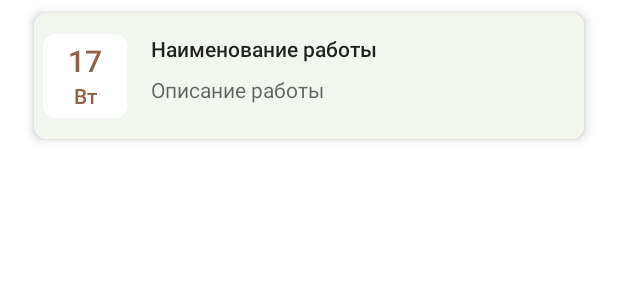
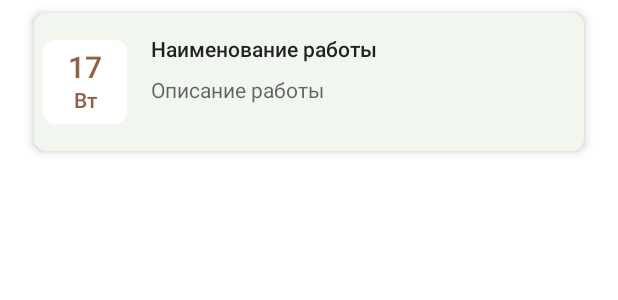
Before and after one commit to irepkina/MyGarden, an Android app: the layout layout_worklist_item.xml on its own in the app's theme, with its tools: preview values and no code run, on a phone screen of 412 x 824 dp. Shown: the top 300 px of the screen. Run offline under Robolectric (Android 15) with nearby library versions, the phone set to English and light mode, and no system bars.

Commit message:
Поправлены немного диазайн и кнопки

```diff
--- a/app/src/main/java/com/irepka3/mygarden/ui/work/description/WorkManagerViewModel.kt
+++ b/app/src/main/java/com/irepka3/mygarden/ui/work/description/WorkManagerViewModel.kt
@@ -211,6 +211,9 @@ class WorkManagerViewModel(
                 .doFinally { _progressLiveData.value = false }
                 .subscribe(
                     {
+
+                        _workLiveData.value = work.toUIModel()
+                        _workUIStateLiveData.value = work.toWorkUIState()
                         _commandLiveData.value = Command.CLOSE_VIEW
                         _isDataChangedLiveData.value = false
                     },
@@ -285,7 +288,7 @@ class WorkManagerViewModel(
                 notificationHour = workData.notificationHour,
                 notificationMinute = workData.notificationMinute,
                 noNotification = workData.noNotification,
-                status = WorkStatus.Plan,
+                status = if (workData.repeatWorkId == workData.workId) workData.status else WorkStatus.Plan,
                 schedules = _scheduleLiveData.value?.map { it.schedule } ?: emptyList()
             )
         } else null
--- a/app/src/main/res/layout/layout_flowerbedlist_item.xml
+++ b/app/src/main/res/layout/layout_flowerbedlist_item.xml
@@ -30,9 +30,11 @@
             android:layout_width="0dp"
             android:layout_height="wrap_content"
             android:layout_marginStart="@dimen/space_16"
+            android:layout_marginEnd="@dimen/default_margin"
             android:maxLines="2"
             app:layout_constraintStart_toEndOf="@id/imageViewDefaultFlowerbed"
             app:layout_constraintTop_toTopOf="parent"
+            app:layout_constraintEnd_toEndOf="parent"
             android:textAppearance="@style/TextAppearance.MaterialComponents.Body2"
             tools:text="flowerbed name" />
 
@@ -42,9 +44,11 @@
             android:layout_height="wrap_content"
             android:layout_marginTop="@dimen/space_8"
             android:layout_marginStart="@dimen/space_16"
+            android:layout_marginEnd="@dimen/default_margin"
             android:maxLines="6"
             app:layout_constraintStart_toEndOf="@id/imageViewDefaultFlowerbed"
             app:layout_constraintTop_toBottomOf="@id/textViewFlowerbedName"
+            app:layout_constraintEnd_toEndOf="parent"
             android:textAppearance="@style/TextAppearance.MaterialComponents.Caption"
             tools:text="flowerbed description" />
 
--- a/app/src/main/res/layout/layout_plantlist_item.xml
+++ b/app/src/main/res/layout/layout_plantlist_item.xml
@@ -34,6 +34,7 @@
             android:maxLines="2"
             app:layout_constraintStart_toEndOf="@id/imageViewDefaultPlant"
             app:layout_constraintTop_toTopOf="parent"
+            app:layout_constraintEnd_toStartOf="@id/textViewPlantCount"
             android:textAppearance="@style/TextAppearance.MaterialComponents.Body1"
             tools:text="Название растения" />
 
@@ -45,6 +46,7 @@
             android:maxLines="6"
             app:layout_constraintStart_toEndOf="@id/imageViewDefaultPlant"
             app:layout_constraintTop_toBottomOf="@id/textViewPlantName"
+            app:layout_constraintEnd_toStartOf="@id/textViewPlantCount"
             android:textAppearance="@style/TextAppearance.MaterialComponents.Caption"
             tools:text="Описание растения" />
 
--- a/app/src/main/res/layout/layout_worklist_item.xml
+++ b/app/src/main/res/layout/layout_worklist_item.xml
@@ -21,6 +21,7 @@
             android:layout_margin="@dimen/space_4"
             app:layout_constraintTop_toTopOf="parent"
             app:layout_constraintStart_toStartOf="parent"
+            app:layout_constraintBottom_toBottomOf="parent"
             tools:ignore="ContentDescription"
             android:background="@drawable/bg_calendar_card" />
 
@@ -45,6 +46,8 @@
             app:layout_constraintTop_toBottomOf="@id/textViewDay"
             app:layout_constraintEnd_toEndOf="@id/viewDate"
             app:layout_constraintStart_toStartOf="@id/viewDate"
+            app:layout_constraintBottom_toBottomOf="parent"
+            android:layout_marginBottom="@dimen/default_margin"
             android:textAlignment="center"
             android:textAppearance="@style/TextAppearance.AppCompat.Body2"
             android:textColor="?attr/colorAccentText"
@@ -60,6 +63,7 @@
             android:maxLines="2"
             app:layout_constraintStart_toEndOf="@id/viewDate"
             app:layout_constraintTop_toTopOf="parent"
+            app:layout_constraintEnd_toStartOf="@id/imageViewStatus"
             android:textAppearance="@style/TextAppearance.AppCompat.Body2"
             tools:text="Наименование работы" />
 
@@ -72,6 +76,7 @@
             android:maxLines="6"
             app:layout_constraintStart_toEndOf="@id/viewDate"
             app:layout_constraintTop_toBottomOf="@id/textViewWorkName"
+            app:layout_constraintEnd_toStartOf="@id/imageViewStatus"
             tools:text="Описание работы"
             android:textColor="?android:textColorSecondary" />
 
@@ -80,9 +85,10 @@
             android:layout_width="wrap_content"
             android:layout_height="wrap_content"
             app:layout_constraintTop_toTopOf="parent"
-            app:layout_constraintBottom_toBottomOf="parent"
             app:layout_constraintRight_toRightOf="parent"
+            app:layout_constraintEnd_toEndOf="parent"
             android:src="@drawable/status_selector"
+            android:layout_marginStart="@dimen/default_margin"
             android:layout_marginEnd="@dimen/default_margin"
             tools:ignore="ContentDescription" />
 
--- a/app/src/main/res/values/dimens.xml
+++ b/app/src/main/res/values/dimens.xml
@@ -31,7 +31,7 @@
     <dimen name="expanded_tool_bar_height">200dp</dimen>
 
     <dimen name="floatting_button_bottom_margin">108dp</dimen>
-    <dimen name="card_height">64dp</dimen>
+    <dimen name="card_height">72dp</dimen>
     <dimen name="calendar_card_size">56dp</dimen>
 
 </resources>
```
